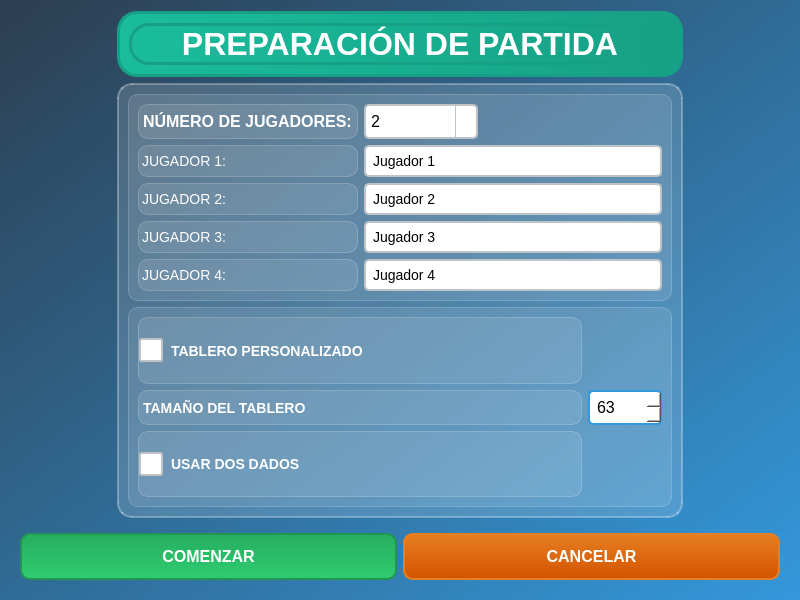
The window that interfaz/menupartida.ui (Franc0-L/JuegoOCA) describes before a commit, drawn with Qt 5.
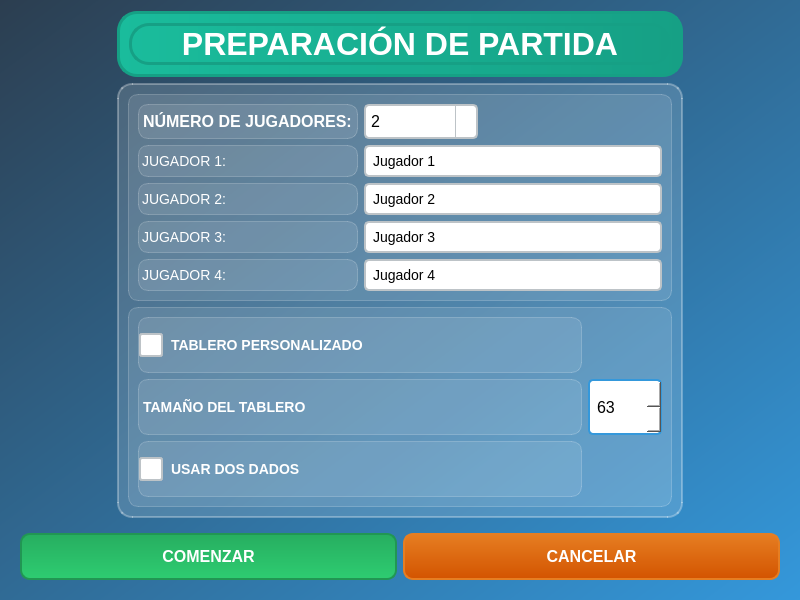
The same window after the commit. Icons and pictures are not drawn.

What changed in the file:
```diff
--- a/interfaz/menupartida.ui
+++ b/interfaz/menupartida.ui
@@ -385,6 +385,12 @@
         <layout class="QGridLayout" name="gridLayout_2">
          <item row="1" column="1">
           <widget class="QSpinBox" name="spinTamTablero">
+           <property name="sizePolicy">
+            <sizepolicy hsizetype="Minimum" vsizetype="Preferred">
+             <horstretch>0</horstretch>
+             <verstretch>0</verstretch>
+            </sizepolicy>
+           </property>
            <property name="maximumSize">
             <size>
              <width>55</width>
```
